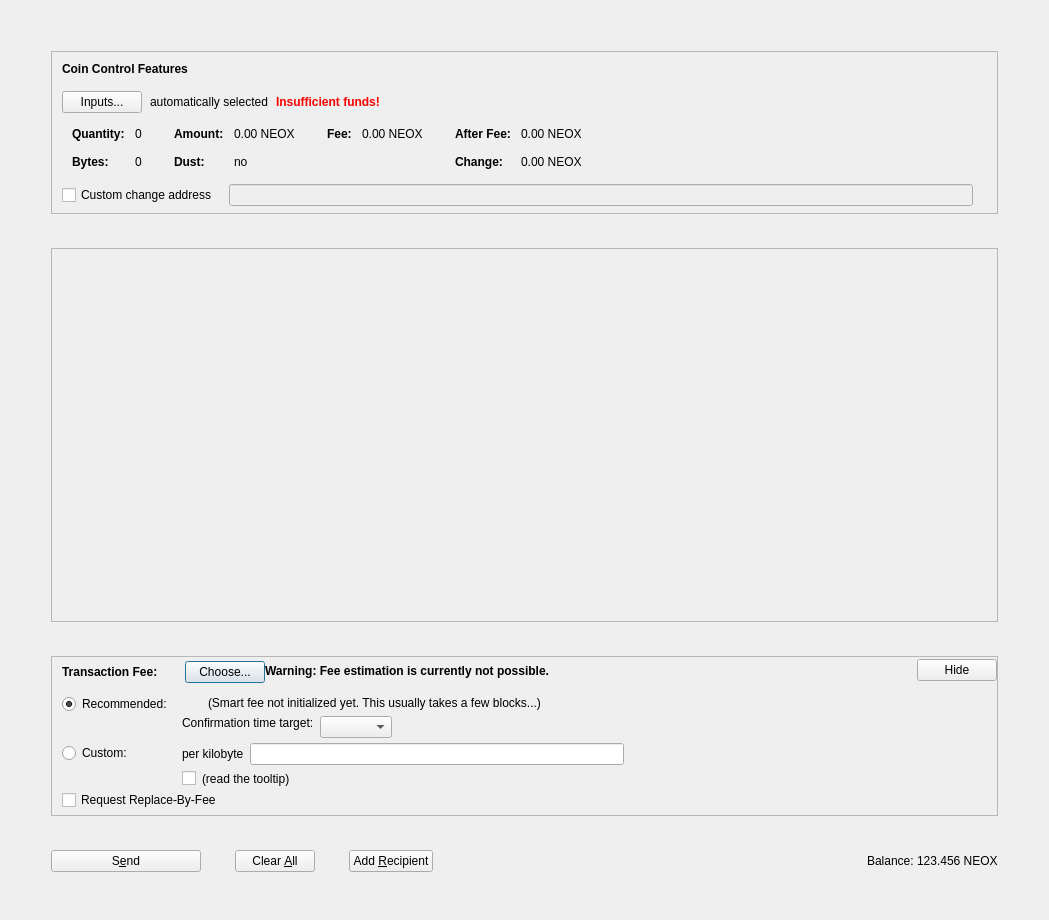
Cryptic-dev1/Akitacoin, file src/qt/forms/sendcoinsdialog.ui: the form before one commit.
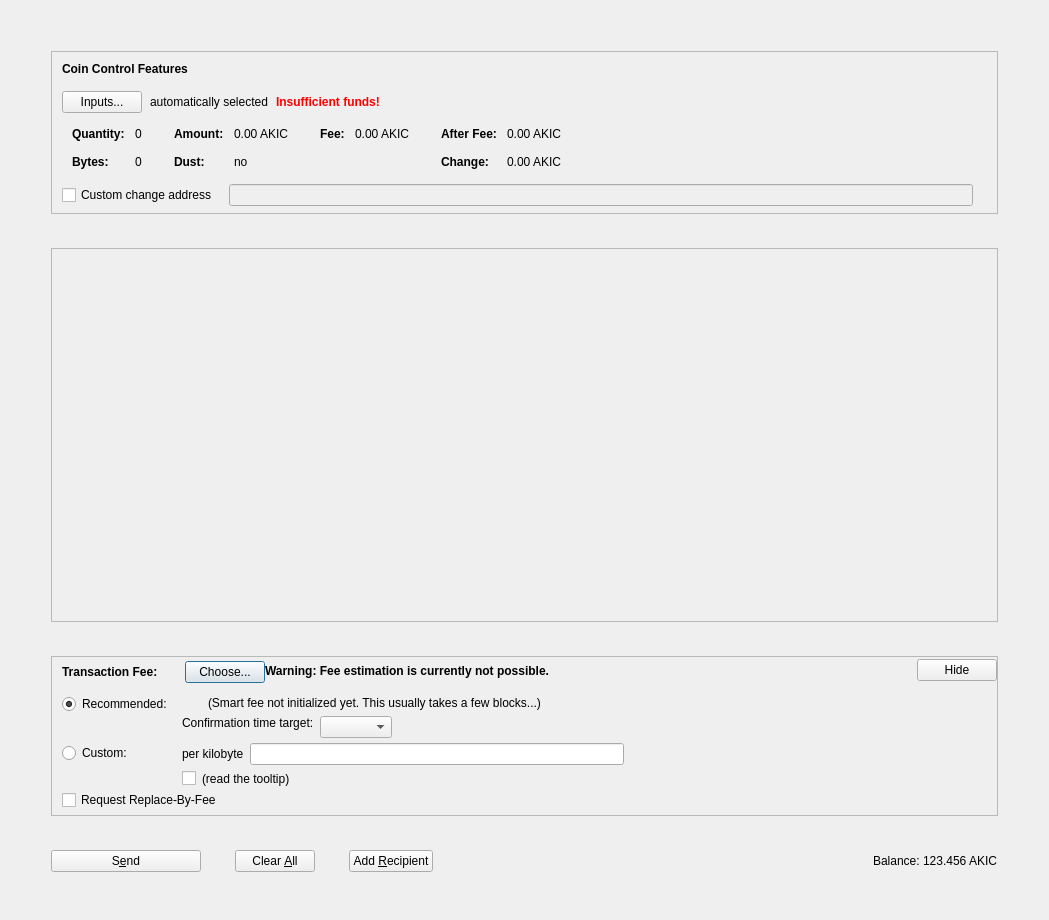
The form after the commit. Icons and pictures are not drawn. Custom widgets are drawn as their Qt base class.

```diff
--- a/src/qt/forms/sendcoinsdialog.ui
+++ b/src/qt/forms/sendcoinsdialog.ui
@@ -341,7 +341,7 @@
                     <enum>Qt::ActionsContextMenu</enum>
                    </property>
                    <property name="text">
-                    <string notr="true">0.00 NEOX</string>
+                    <string notr="true">0.00 AKIC</string>
                    </property>
                    <property name="textInteractionFlags">
                     <set>Qt::LinksAccessibleByMouse|Qt::TextSelectableByKeyboard|Qt::TextSelectableByMouse</set>
@@ -421,7 +421,7 @@
                     <enum>Qt::ActionsContextMenu</enum>
                    </property>
                    <property name="text">
-                    <string notr="true">0.00 NEOX</string>
+                    <string notr="true">0.00 AKIC</string>
                    </property>
                    <property name="textInteractionFlags">
                     <set>Qt::LinksAccessibleByMouse|Qt::TextSelectableByKeyboard|Qt::TextSelectableByMouse</set>
@@ -472,7 +472,7 @@
                     <enum>Qt::ActionsContextMenu</enum>
                    </property>
                    <property name="text">
-                    <string notr="true">0.00 NEOX</string>
+                    <string notr="true">0.00 AKIC</string>
                    </property>
                    <property name="textInteractionFlags">
                     <set>Qt::LinksAccessibleByMouse|Qt::TextSelectableByKeyboard|Qt::TextSelectableByMouse</set>
@@ -501,7 +501,7 @@
                     <enum>Qt::ActionsContextMenu</enum>
                    </property>
                    <property name="text">
-                    <string notr="true">0.00 NEOX</string>
+                    <string notr="true">0.00 AKIC</string>
                    </property>
                    <property name="textInteractionFlags">
                     <set>Qt::LinksAccessibleByMouse|Qt::TextSelectableByKeyboard|Qt::TextSelectableByMouse</set>
@@ -1264,7 +1264,7 @@
             <cursorShape>IBeamCursor</cursorShape>
            </property>
            <property name="text">
-            <string notr="true">123.456 NEOX</string>
+            <string notr="true">123.456 AKIC</string>
            </property>
            <property name="textInteractionFlags">
             <set>Qt::LinksAccessibleByMouse|Qt::TextSelectableByKeyboard|Qt::TextSelectableByMouse</set>
```
Left out of the diff: 18 changed lines with no effect on the pictures.
